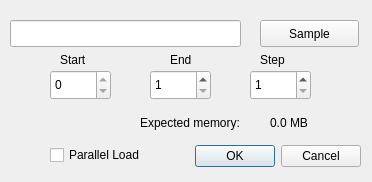
This is isis_imaging/gui/ui/load_dialog.ui in mantidproject/mantidimaging as Qt 5 draws it before an edit. The edited form follows.
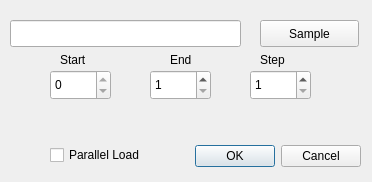
This is the edited form.

Patch:
```diff
--- a/isis_imaging/gui/ui/load_dialog.ui
+++ b/isis_imaging/gui/ui/load_dialog.ui
@@ -163,25 +163,12 @@
     <rect>
      <x>140</x>
      <y>114</y>
-     <width>130</width>
+     <width>211</width>
      <height>17</height>
     </rect>
    </property>
    <property name="text">
-    <string>Expected memory:</string>
-   </property>
-  </widget>
-  <widget class="QLabel" name="expectedMemoryLabel">
-   <property name="geometry">
-    <rect>
-     <x>270</x>
-     <y>114</y>
-     <width>91</width>
-     <height>17</height>
-    </rect>
-   </property>
-   <property name="text">
-    <string>0.0 MB</string>
+    <string/>
    </property>
   </widget>
  </widget>
```
Left out of the diff: 2 changed lines with no effect on the pictures.
